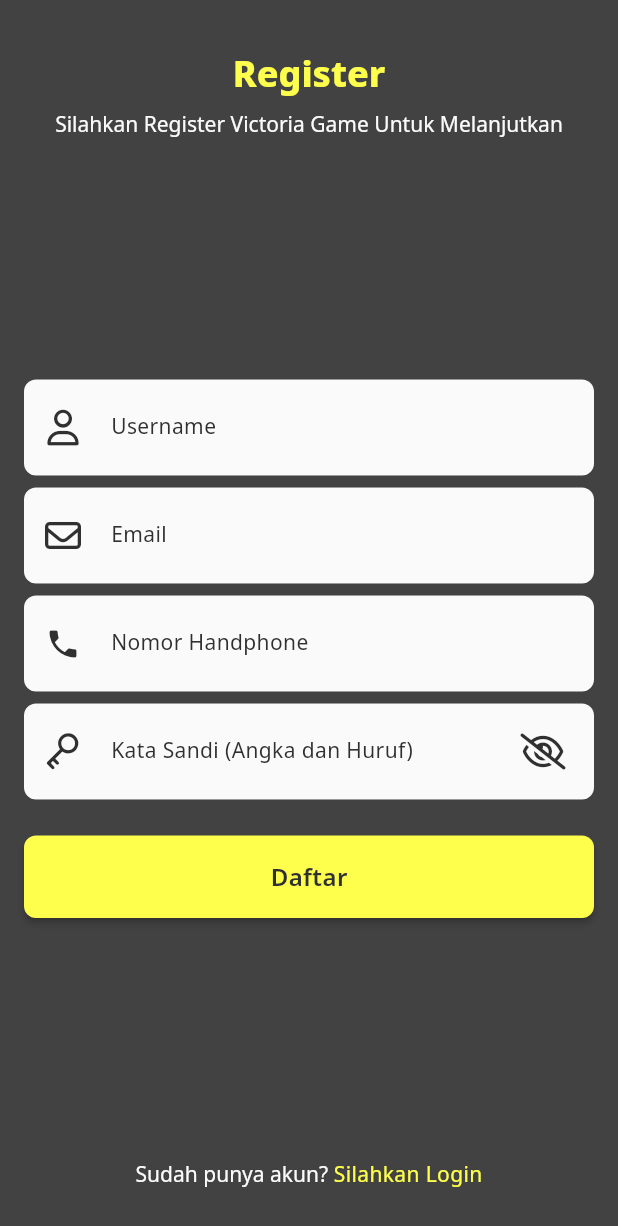
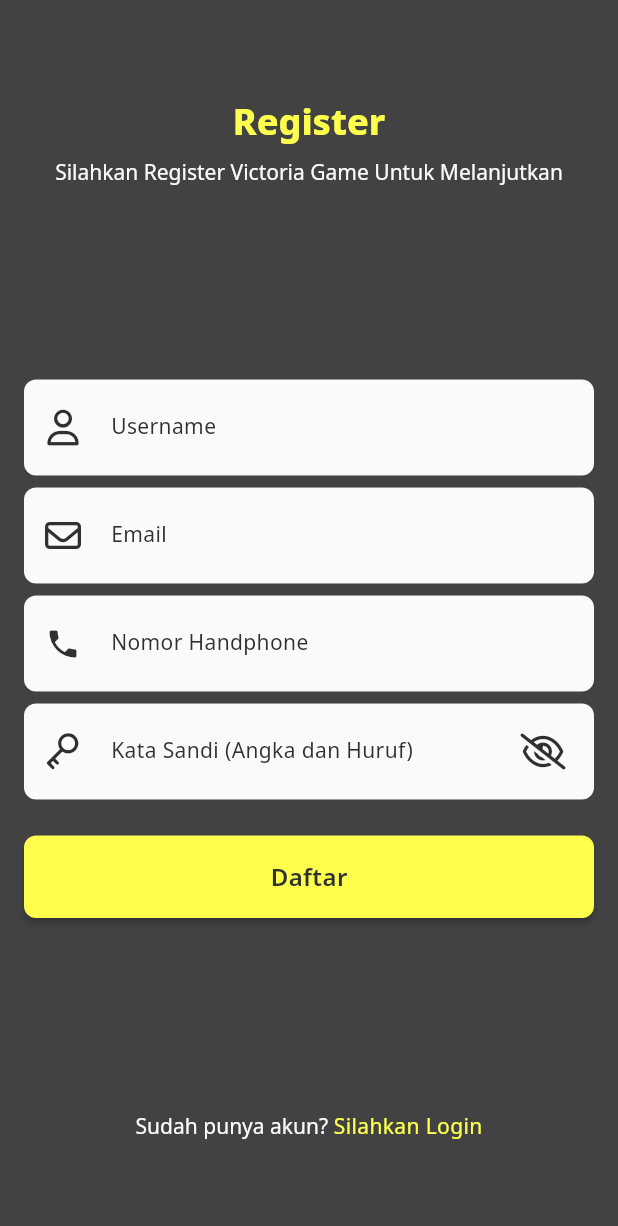
Before and after one commit to okifirsyah404/victoria_game, a Flutter app: the AuthSignInView screen opened by its route, after a tap on "Daftar Akun Victoria", on a phone screen of 412 x 824 dp. Shown: the top 1226 px of the screen. Run offline on Flutter 3.47's test engine with Material 2 defaults, Android fonts, the phone set to English and light mode, and no system bars; our stand-ins replace connectivity_plus, firebase_auth, firebase_core, flutter_native_image, flutter_phoenix, flutter_secure_storage and 13 more; missing offline and left inert: android_intent_plus; accounts and stored records are empty; statements that could not run were skipped; project files that could hold a hidden picture were left out.

Commit message:
Update view

```diff
--- a/lib/app/core/services/network_service.dart
+++ b/lib/app/core/services/network_service.dart
@@ -8,7 +8,7 @@
 import 'package:victoria_game/app/core/network/response/auth/sign_in_res.dart';
 
 // TODO: Dynamic Base URL
-const BASE_URL = "https://767d-118-99-121-213.ap.ngrok.io";
+const BASE_URL = "https://8596-182-1-67-66.ap.ngrok.io";
 
 abstract class NetworkServices {
   final printLog = Logger(printer: PrettyPrinter());
--- a/lib/app/modules/auth/sign_in/views/auth_sign_in_view.dart
+++ b/lib/app/modules/auth/sign_in/views/auth_sign_in_view.dart
@@ -15,13 +15,15 @@
   @override
   Widget build(BuildContext context) {
     return Scaffold(
-      resizeToAvoidBottomInset: false,
-      body: SafeArea(
-        child: Padding(
+      body: SingleChildScrollView(
+        child: Container(
+          height: Get.height,
+          width: Get.width,
           padding: const EdgeInsets.symmetric(horizontal: 16.0, vertical: 32.0),
           child: Column(
             mainAxisAlignment: MainAxisAlignment.spaceBetween,
             children: [
+              const SizedBox(height: 16),
               Column(
                 children: [
                   Text(
@@ -84,7 +86,8 @@
                     ),
                   )
                 ],
-              )
+              ),
+              const SizedBox(height: 16),
             ],
           ),
         ),
--- a/lib/app/modules/auth/sign_up/views/auth_sign_up_view.dart
+++ b/lib/app/modules/auth/sign_up/views/auth_sign_up_view.dart
@@ -17,10 +17,11 @@
   @override
   Widget build(BuildContext context) {
     return Scaffold(
-      resizeToAvoidBottomInset: false,
-      body: SafeArea(
-        child: Padding(
-          padding: const EdgeInsets.symmetric(horizontal: 16.0, vertical: 32.0),
+      body: SingleChildScrollView(
+        child: Container(
+          height: Get.height,
+          width: Get.width,
+          padding: const EdgeInsets.symmetric(horizontal: 16.0, vertical: 64.0),
           child: Column(
             mainAxisAlignment: MainAxisAlignment.spaceBetween,
             children: [
--- a/lib/app/modules/detail_game_center/controllers/detail_game_center_controller.dart
+++ b/lib/app/modules/detail_game_center/controllers/detail_game_center_controller.dart
@@ -12,7 +12,7 @@
 import 'package:victoria_game/utils/string_extensions.dart';
 
 class DetailGameCenterController extends GetxController {
-  var _arguments = Get.arguments;
+  final _arguments = Get.arguments;
 
   String get locationId => _arguments["location"];
   late SecureStorage secureStorage;
--- a/lib/app/modules/profile_settings/edit_user_profile/views/profile_settings_edit_user_profile_view.dart
+++ b/lib/app/modules/profile_settings/edit_user_profile/views/profile_settings_edit_user_profile_view.dart
@@ -110,7 +110,7 @@
                     controller.imageFile.value.path != ""
                 ? Image.file(controller.imageFile.value).image
                 : NetworkImage(
-                    "https://767d-118-99-121-213.ap.ngrok.io/api/user/image",
+                    "https://8596-182-1-67-66.ap.ngrok.io/api/user/image",
                     headers: {
                         "Authorization": controller.authAccessToken,
                       }),
--- a/lib/app/modules/profile_settings/user_profile/controllers/profile_settings_user_profile_controller.dart
+++ b/lib/app/modules/profile_settings/user_profile/controllers/profile_settings_user_profile_controller.dart
@@ -65,7 +65,7 @@
   Future<String> fetchUserToken() async {
     String authToken = await storage.readDataFromStrorage("token") ?? "";
     var result = await http.get(
-        Uri.parse("https://767d-118-99-121-213.ap.ngrok.io/api/user/image"),
+        Uri.parse("https://8596-182-1-67-66.ap.ngrok.io/api/user/image"),
         headers: {userRepository.authorization: authToken});
     return authToken;
   }
--- a/lib/app/modules/splash/controllers/splash_controller.dart
+++ b/lib/app/modules/splash/controllers/splash_controller.dart
@@ -87,7 +87,7 @@
     bool previousConnection = hasConnection;
     try {
       final result =
-          await InternetAddress.lookup('767d-118-99-121-213.ap.ngrok.io');
+          await InternetAddress.lookup('8596-182-1-67-66.ap.ngrok.io');
       if (result.isNotEmpty && result[0].rawAddress.isNotEmpty) {
         hasConnection = true;
       } else {
--- a/lib/main.dart
+++ b/lib/main.dart
@@ -1,6 +1,7 @@
 import 'package:firebase_auth/firebase_auth.dart';
 import 'package:firebase_core/firebase_core.dart';
 import 'package:flutter/material.dart';
+import 'package:flutter/services.dart';
 import 'package:flutter_localizations/flutter_localizations.dart';
 import 'package:flutter_phoenix/flutter_phoenix.dart';
 
@@ -63,10 +64,13 @@
 
   @override
   Widget build(BuildContext context) {
+    SystemChrome.setPreferredOrientations([
+      DeviceOrientation.portraitUp,
+      DeviceOrientation.portraitDown,
+    ]);
     return GetMaterialApp(
       title: "Application",
       initialRoute: AppPages.INITIAL,
-      // initialRoute: Routes.PROFILE_SETTINGS_CHANGE_PASSWORD_OTP_INPUT,
       theme: MainTheme.darkTheme(context),
       getPages: AppPages.routes,
       localizationsDelegates: [
```
